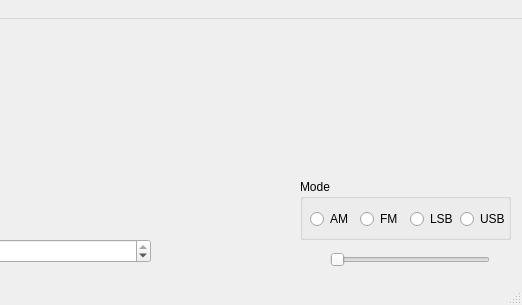
First picture: the form in qt/simple.ui, repository ishmal/sdrlib, before the edit; both pictures show x 410 to 932 and y 0 to 305 of the 932 by 305 pixel window.
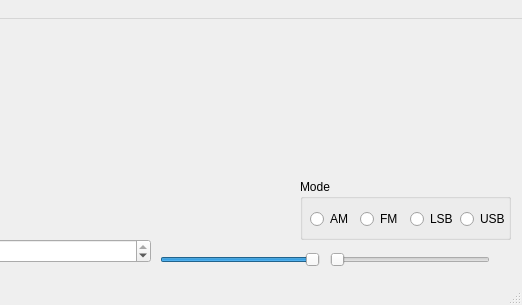
Second picture: the form after the edit.

Commit message: AF gain adjustment

The edit to the form file:
```diff
--- a/qt/simple.ui
+++ b/qt/simple.ui
@@ -155,6 +155,25 @@
      </property>
     </widget>
    </widget>
+   <widget class="QSlider" name="rfGainSlider">
+    <property name="geometry">
+     <rect>
+      <x>570</x>
+      <y>230</y>
+      <width>160</width>
+      <height>22</height>
+     </rect>
+    </property>
+    <property name="toolTip">
+     <string>Adjust RF gain</string>
+    </property>
+    <property name="value">
+     <number>99</number>
+    </property>
+    <property name="orientation">
+     <enum>Qt::Horizontal</enum>
+    </property>
+   </widget>
   </widget>
   <widget class="QMenuBar" name="menubar">
    <property name="geometry">
```
Left out of the diff: 58 changed lines with no effect on the pictures. The commit also changes 10 other files.
